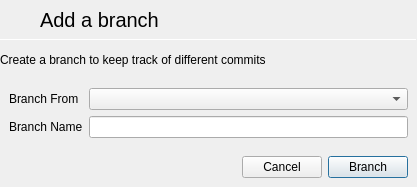
The window that slate/SourceControl/GitDialogs/addbranchdialog.ui (theCheeseboard/theSlate) describes before a commit, drawn with Qt 5.
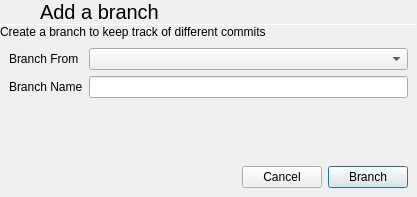
The same window after the commit. Icons and pictures are not drawn.

```diff
--- a/slate/SourceControl/GitDialogs/addbranchdialog.ui
+++ b/slate/SourceControl/GitDialogs/addbranchdialog.ui
@@ -7,7 +7,7 @@
     <x>0</x>
     <y>0</y>
     <width>417</width>
-    <height>187</height>
+    <height>197</height>
    </rect>
   </property>
   <property name="windowTitle">
@@ -162,6 +162,19 @@
      </item>
     </layout>
    </item>
+   <item>
+    <spacer name="verticalSpacer">
+     <property name="orientation">
+      <enum>Qt::Vertical</enum>
+     </property>
+     <property name="sizeHint" stdset="0">
+      <size>
+       <width>20</width>
+       <height>0</height>
+      </size>
+     </property>
+    </spacer>
+   </item>
    <item>
     <widget class="QWidget" name="windowControlsMac" native="true">
      <layout class="QHBoxLayout" name="horizontalLayout_2">
```
